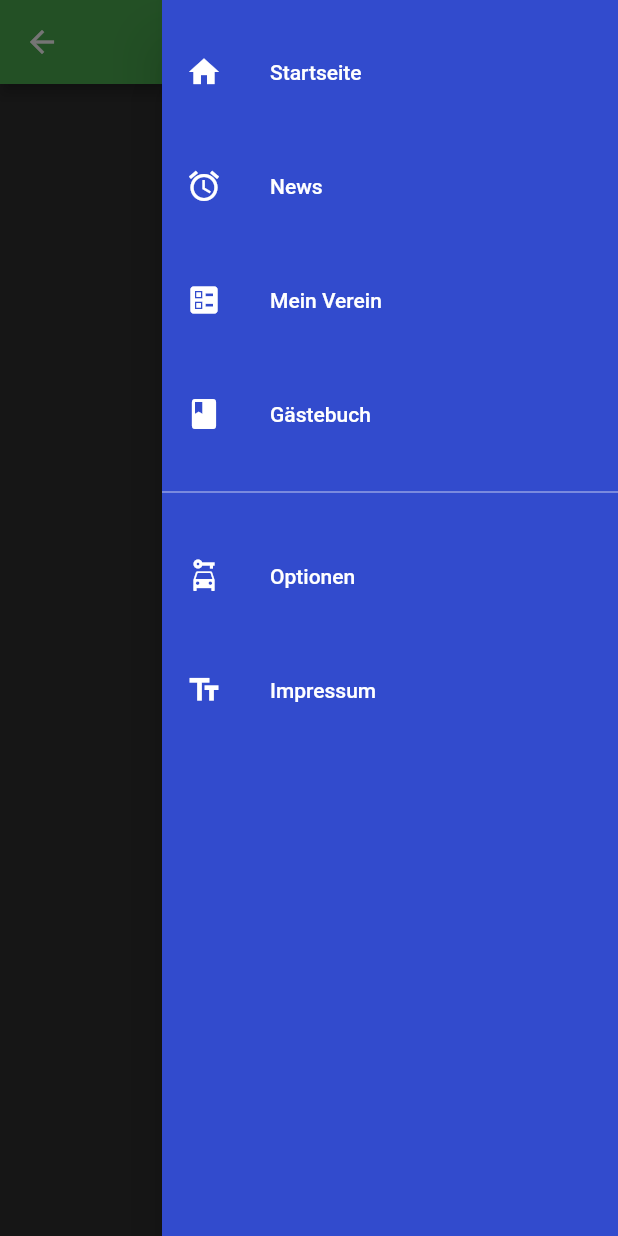
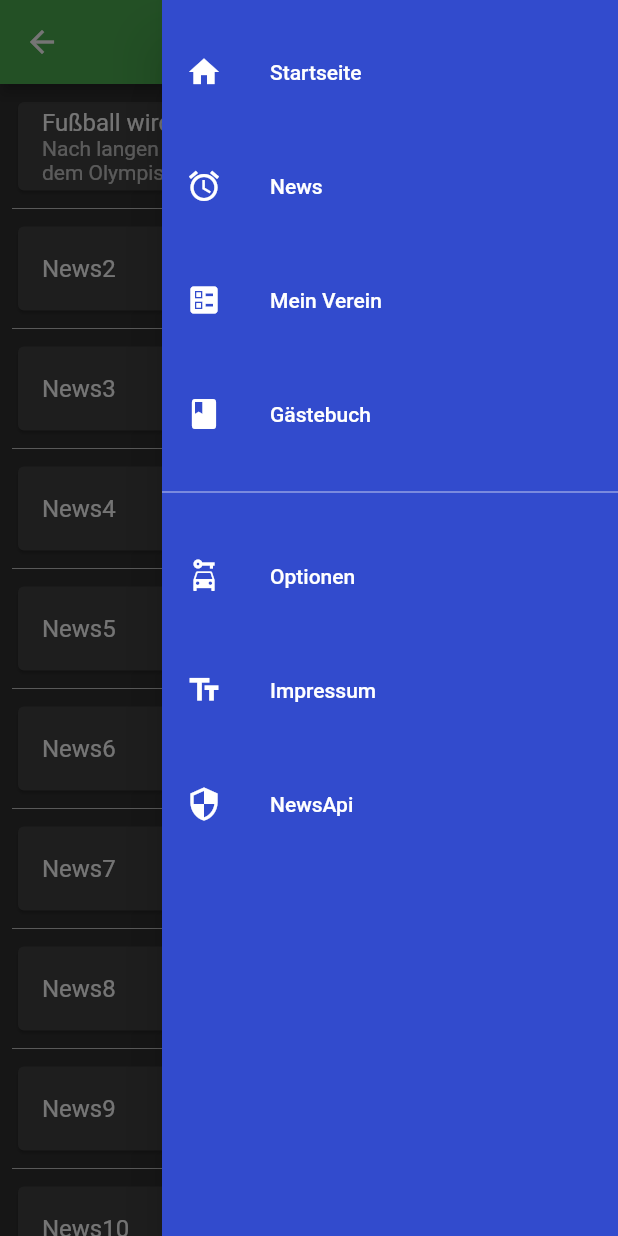
Before and after one commit to INKSec/FlutterMobileApp, a Flutter app: the NewsPage screen opened directly, with the side drawer open, on a phone screen of 412 x 824 dp. Run offline on Flutter 3.47's test engine with Material 2 defaults, Android fonts, the phone set to English and light mode, and no system bars.

```diff
--- a/mob_app/lib/views/login.dart
+++ b/mob_app/lib/views/login.dart
@@ -13,7 +13,7 @@ class LoginView extends StatelessWidget {
           mainAxisAlignment: MainAxisAlignment.center,
           children: [
             Container(
-                padding: const EdgeInsets.only(left: 150, right: 150),
+                padding: const EdgeInsets.only(left: 100, right: 100),
                 child: Form(
                   child: Column(children: [
                     const TextField(
--- a/mob_app/lib/views/mein_verein.dart
+++ b/mob_app/lib/views/mein_verein.dart
@@ -8,6 +8,9 @@ class MeinVerein extends StatelessWidget {
   Widget build(BuildContext context) => Scaffold(
         endDrawer: const NavigationDrawerWidget(),
         appBar: AppBar(
+          leading: (ModalRoute.of(context)?.canPop ?? false)
+              ? const BackButton()
+              : null, // Backbutton
           title: const Text('Mein Verein'),
           centerTitle: true,
           backgroundColor: Colors.red,
--- a/mob_app/lib/views/navigation_drawer.dart
+++ b/mob_app/lib/views/navigation_drawer.dart
@@ -53,7 +53,12 @@ class NavigationDrawerWidget extends StatelessWidget {
             buildMenuItem(
               text: 'Impressum',
               icon: Icons.text_fields,
-            )
+            ),
+            const SizedBox(height: 20),
+            buildMenuItem(
+              text: 'NewsApi',
+              icon: Icons.security,
+            ),
           ],
         ),
       ),
--- a/mob_app/lib/views/news.dart
+++ b/mob_app/lib/views/news.dart
@@ -8,9 +8,54 @@ class NewsPage extends StatelessWidget {
   Widget build(BuildContext context) => Scaffold(
         endDrawer: const NavigationDrawerWidget(),
         appBar: AppBar(
+          leading: (ModalRoute.of(context)?.canPop ?? false)
+              ? const BackButton()
+              : null, // Backbutton
           title: const Text('News'),
           centerTitle: true,
           backgroundColor: Colors.green,
         ),
+        body: const ListViewNews(),
       );
 }
+
+// scrollable ListView
+class ListViewNews extends StatelessWidget {
+  const ListViewNews({Key? key}) : super(key: key);
+
+  @override
+  Widget build(BuildContext context) {
+    return ListView(
+      padding: const EdgeInsets.all(8),
+      // ignore: prefer_const_literals_to_create_immutables
+      children: <Widget>[
+        const Card(
+            child: ListTile(
+          title: Text('Fußball wird Olympisch'),
+          subtitle: Text(
+              'Nach langen Verhandlungen durch Helge Schneider mit dem Olympischen Kommitee wird Fußball...'),
+        )),
+        const Divider(color: Colors.white70),
+        const Card(child: ListTile(title: Text('News2'))),
+        const Divider(color: Colors.white70),
+        const Card(child: ListTile(title: Text('News3'))),
+        const Divider(color: Colors.white70),
+        const Card(child: ListTile(title: Text('News4'))),
+        const Divider(color: Colors.white70),
+        const Card(child: ListTile(title: Text('News5'))),
+        const Divider(color: Colors.white70),
+        const Card(child: ListTile(title: Text('News6'))),
+        const Divider(color: Colors.white70),
+        const Card(child: ListTile(title: Text('News7'))),
+        const Divider(color: Colors.white70),
+        const Card(child: ListTile(title: Text('News8'))),
+        const Divider(color: Colors.white70),
+        const Card(child: ListTile(title: Text('News9'))),
+        const Divider(color: Colors.white70),
+        const Card(child: ListTile(title: Text('News10'))),
+        const Divider(color: Colors.white70),
+        const Card(child: ListTile(title: Text('News11'))),
+      ],
+    );
+  }
+}
--- /dev/null
+++ b/mob_app/lib/views/newsApi.dart
@@ -0,0 +1 @@
+import 'package:flutter/material.dart';
--- a/mob_app/lib/views/test_view.dart
+++ b/mob_app/lib/views/test_view.dart
@@ -36,7 +36,11 @@ class TestViewState extends State<TestView> {
   Widget build(BuildContext context) {
     return Scaffold(
         endDrawer: const NavigationDrawerWidget(),
-        appBar: AppBar(title: const Text("Test View")),
+        appBar: AppBar(
+            leading: (ModalRoute.of(context)?.canPop ?? false)
+                ? const BackButton()
+                : null, // Backbutton
+            title: const Text("Test View")),
         body: Center(
           child: Padding(
             padding: const EdgeInsets.all(120.0),
--- a/mob_app/pubspec.yaml
+++ b/mob_app/pubspec.yaml
@@ -34,6 +34,7 @@ dependencies:
   # The following adds the Cupertino Icons font to your application.
   # Use with the CupertinoIcons class for iOS style icons.
   cupertino_icons: ^1.0.2
+
 
 dev_dependencies:
   flutter_test:
```
Also changed, not shown: mob_app/lib/views/article_view.dart (added), mob_app/lib/views/category_news.dart (added).
